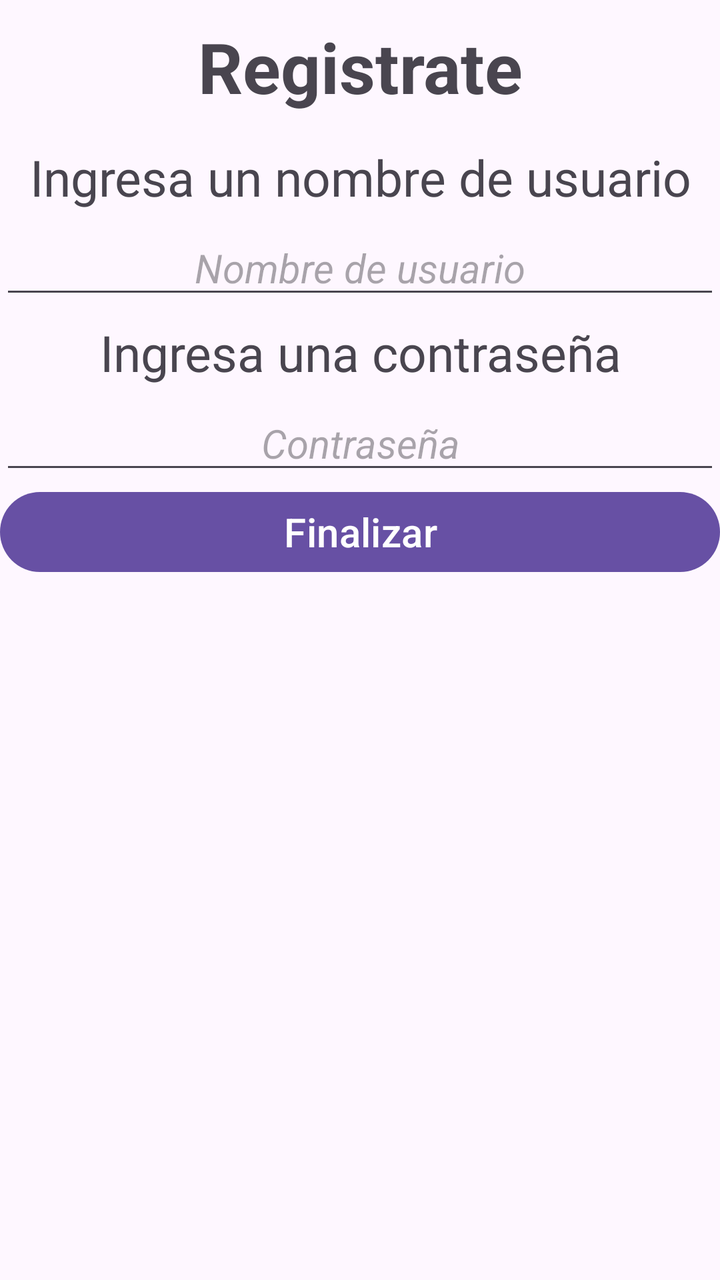
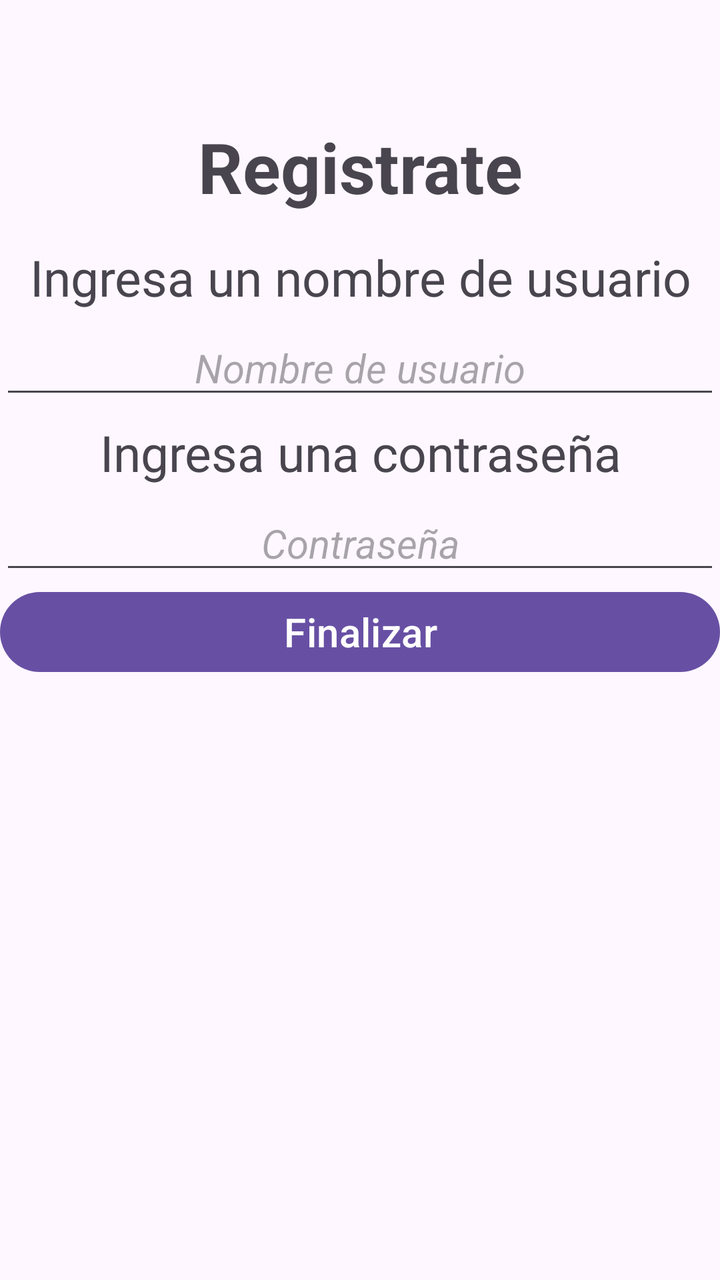

An Android layout rendered at two revisions. The XML below is the earlier revision; the diff shows what the commit changed to produce the second picture.
<!-- AndroidManifest.xml: application theme Theme.LevelUpDaily -->
<!-- res/layout/activity_login.xml -->
<?xml version="1.0" encoding="utf-8"?>

<androidx.constraintlayout.widget.ConstraintLayout xmlns:android="http://schemas.android.com/apk/res/android"
    android:layout_width="match_parent"
    android:layout_height="match_parent">

    <LinearLayout
        android:layout_width="match_parent"
        android:layout_height="match_parent"
        android:orientation="vertical">

        <TextView
            android:id="@+id/textView"
            android:layout_width="match_parent"
            android:layout_height="wrap_content"
            android:gravity="center"
            android:padding="10sp"
            android:text="Registrate"
            android:textSize="35dp"
            android:textStyle="normal|bold" />

        <TextView
            android:id="@+id/textView2"
            android:layout_width="match_parent"
            android:layout_height="wrap_content"
            android:gravity="center"
            android:padding="5sp"
            android:text="Ingresa un nombre de usuario"
            android:textSize="25dp" />

        <EditText
            android:id="@+id/EditNombre"
            android:layout_width="match_parent"
            android:layout_height="wrap_content"
            android:ems="10"
            android:gravity="center"
            android:hint="Nombre de usuario"
            android:inputType="text"
            android:textSize="20dp"
            android:textStyle="normal|italic" />

        <TextView
            android:id="@+id/textView3"
            android:layout_width="match_parent"
            android:layout_height="wrap_content"
            android:gravity="center"
            android:padding="5sp"
            android:text="Ingresa una contraseña"
            android:textSize="25dp" />

        <EditText
            android:id="@+id/EditPassword"
            android:layout_width="match_parent"
            android:layout_height="wrap_content"
            android:ems="10"
            android:gravity="center"
            android:hint="Contraseña"
            android:inputType="textPassword"
            android:textSize="20dp"
            android:textStyle="normal|italic" />

        <Button
            android:id="@+id/btnLogin"
            android:layout_width="match_parent"
            android:layout_height="wrap_content"
            android:text="Finalizar"
            android:textSize="20dp" />
    </LinearLayout>

</androidx.constraintlayout.widget.ConstraintLayout>
<!-- resources referenced by this layout -->
<resources>
  <style name="Theme.LevelUpDaily" parent="Base.Theme.LevelUpDaily" />
  <style name="Base.Theme.LevelUpDaily" parent="Theme.Material3.DayNight.NoActionBar">
          
          
      </style>
</resources>

<!-- the commit's change to res/layout/activity_login.xml (unified diff, before → after) -->
@@ -8,6 +8,9 @@
         android:layout_width="match_parent"
         android:layout_height="match_parent"
         android:orientation="vertical">
+        <Space
+            android:layout_width="match_parent"
+            android:layout_height="50sp" />
 
         <TextView
             android:id="@+id/textView"
